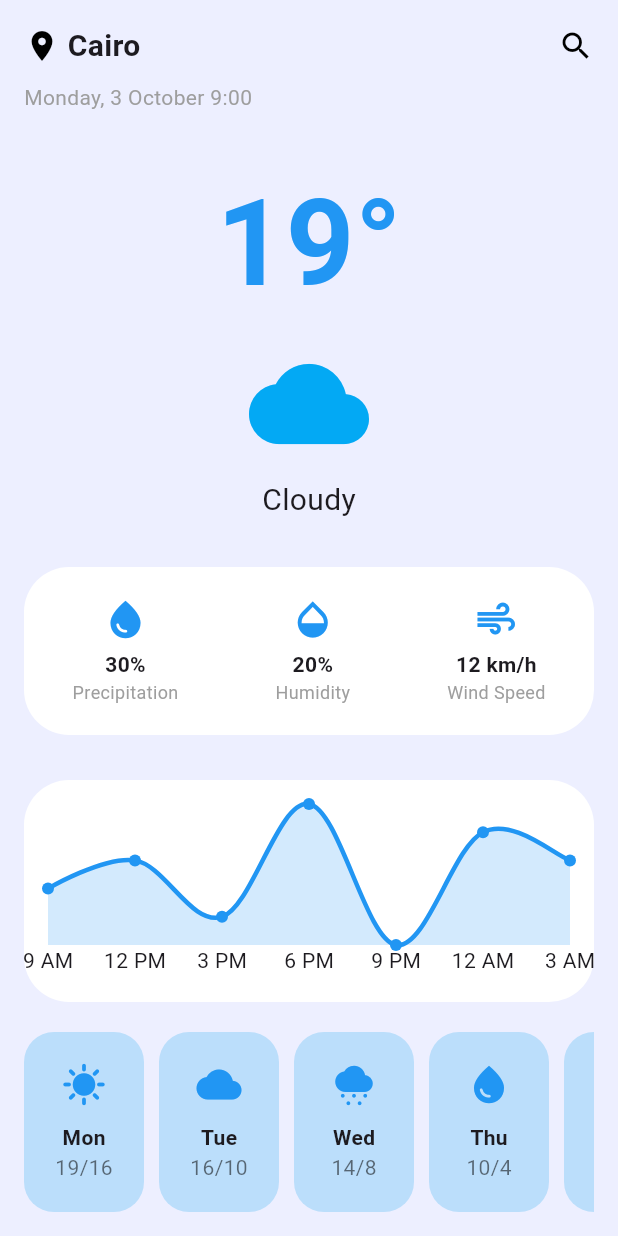
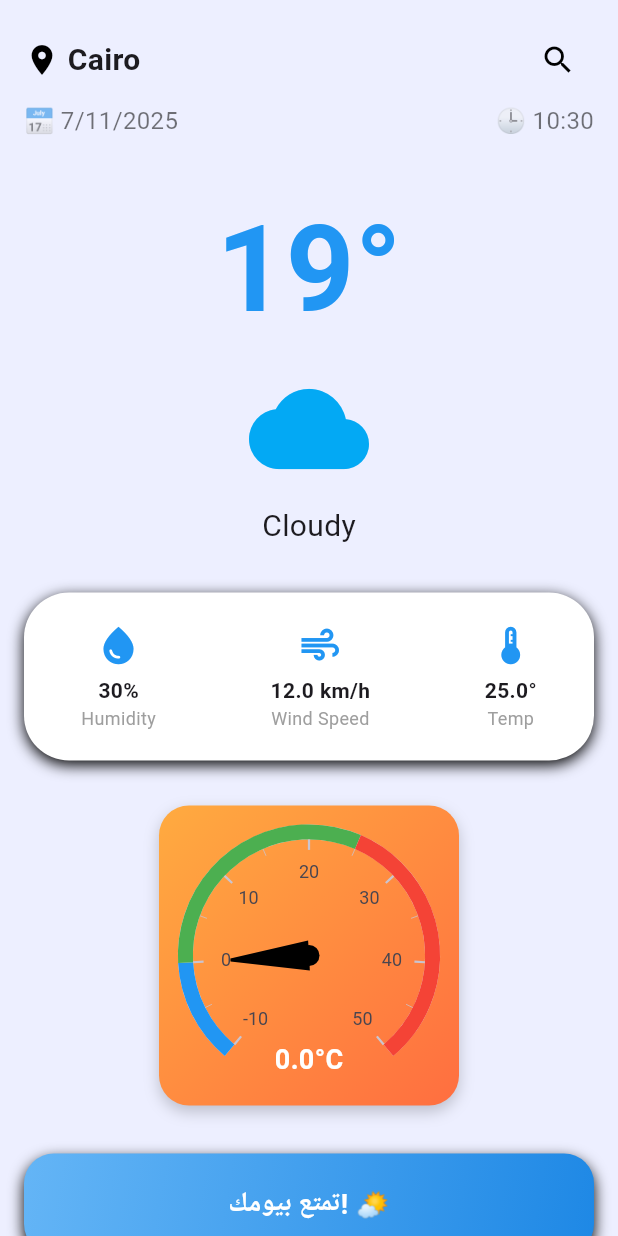
Before and after one commit to esmail1234/Weather_App, a Flutter app: the WeatherHomeScreen screen opened by its route, on a phone screen of 412 x 824 dp. Run offline on Flutter 3.47's test engine with Material 3 defaults, Android fonts, the phone set to English and light mode, and no system bars; drawn by our look-alikes of fl_chart, syncfusion_flutter_gauges; our stand-ins replace page_transition; network calls fail.

```diff
--- /dev/null
+++ b/lib/constants_example.dart
@@ -0,0 +1,2 @@
+const String apiKey = "your api key here";
+const String baseUrl = 'url here';
--- /dev/null
+++ b/lib/models/weather_model.dart
@@ -0,0 +1,28 @@
+class WeatherModel {
+  final String cityName;
+  final double temperature;
+  final String description;
+  final int humidity;
+  final double windSpeed;
+  final String iconCode;
+
+  WeatherModel({
+    required this.cityName,
+    required this.temperature,
+    required this.description,
+    required this.humidity,
+    required this.windSpeed,
+    required this.iconCode,
+  });
+
+  factory WeatherModel.fromJson(Map<String, dynamic> json) {
+    return WeatherModel(
+      cityName: json['name'],
+      temperature: json['main']['temp'].toDouble(), // ✅ بدون طرح 273.15
+      description: json['weather'][0]['description'],
+      humidity: json['main']['humidity'],
+      windSpeed: json['wind']['speed'].toDouble(),
+      iconCode: json['weather'][0]['icon'],
+    );
+  }
+}
--- a/lib/screens/weather-home.dart
+++ b/lib/screens/weather-home.dart
@@ -1,90 +1,133 @@
 // ignore_for_file: file_names
+
 import 'package:flutter/material.dart';
+import 'package:weather_app/models/weather_model.dart';
+import 'package:weather_app/services/weather_service.dart';
+import 'package:weather_app/widgets/custom_appbar.dart';
 import 'package:weather_app/widgets/custom_box_info.dart';
-import 'package:weather_app/widgets/custom_days.dart';
+import 'package:weather_app/widgets/custom_message.dart';
 import 'package:weather_app/widgets/custom_graph.dart';
 
-class WeatherHomeScreen extends StatelessWidget {
+class WeatherHomeScreen extends StatefulWidget {
   const WeatherHomeScreen({super.key});
 
   static const String routeName = "/home";
 
   @override
+  State<WeatherHomeScreen> createState() => _WeatherHomeScreenState();
+}
+
+class _WeatherHomeScreenState extends State<WeatherHomeScreen> {
+  WeatherModel? _currentWeather; // البيانات الحالية
+  final WeatherService _weatherService = WeatherService();
+
+  @override
+  void initState() {
+    super.initState();
+    _loadInitialWeather(); // جيب طقس القاهرة أول ما يفتح
+  }
+
+  Future<void> _loadInitialWeather() async {
+    final weather = await _weatherService.getWeather('Cairo');
+    if (weather != null) {
+      setState(() => _currentWeather = weather);
+    }
+  }
+
+  @override
   Widget build(BuildContext context) {
     return Scaffold(
       backgroundColor: const Color(0xFFEDEFFF),
-      body: SafeArea(
+      body: SingleChildScrollView(
+        child: SafeArea(
           child: Padding(
             padding: const EdgeInsets.all(16.0),
             child: Column(
               crossAxisAlignment: CrossAxisAlignment.start,
               children: [
-              // 🔹 Location + Date
-              Row(
-                mainAxisAlignment: MainAxisAlignment.spaceBetween,
-                children: [
-                  Row(
-                    children: const [
-                      Icon(Icons.location_on, color: Colors.black),
-                      SizedBox(width: 5),
-                      Text(
-                        "Cairo",
-                        style: TextStyle(
-                          fontSize: 20,
-                          fontWeight: FontWeight.bold,
-                        ),
-                      ),
-                    ],
-                  ),
-                  const Icon(Icons.search, color: Colors.black),
-                ],
-              ),
-              const SizedBox(height: 10),
-              const Text(
-                "Monday, 3 October 9:00",
-                style: TextStyle(color: Colors.grey),
+                // 🔹 Appbar مع خاصية البحث
+                CustomAppbar(
+                  onWeatherUpdated: (weather) {
+                    setState(() => _currentWeather = weather);
+                  },
                 ),
 
                 const SizedBox(height: 30),
 
-              // 🔹 Temperature + Icon
+                // 🔹 عرض الطقس الديناميكي
                 Center(
                   child: Column(
-                  children: const [
+                    children: [
                       Text(
-                      "19°",
-                      style: TextStyle(
+                        "${_currentWeather?.temperature.toInt() ?? 19}°",
+                        style: const TextStyle(
                           fontSize: 80,
                           fontWeight: FontWeight.bold,
                           color: Colors.blue,
                         ),
                       ),
-                    SizedBox(height: 10),
-                    Icon(Icons.cloud, size: 80, color: Colors.lightBlue),
-                    SizedBox(height: 10),
-                    Text("Cloudy", style: TextStyle(fontSize: 20)),
+                      const SizedBox(height: 10),
+                      Icon(
+                        _getWeatherIcon(_currentWeather?.iconCode ?? '01d'),
+                        size: 80,
+                        color: Colors.lightBlue,
+                      ),
+                      const SizedBox(height: 10),
+                      Text(
+                        _currentWeather?.description ?? "Cloudy",
+                        style: const TextStyle(fontSize: 20),
+                      ),
                     ],
                   ),
                 ),
 
                 const SizedBox(height: 30),
 
-              // 🔹 Info Box
-              const CustomBoxInfo(),
+                // 🔹 معلومات إضافية (ديناميكية)
+                _currentWeather != null
+                    ? CustomBoxInfo(weather: _currentWeather!)
+                    : const CustomBoxInfo(),
 
                 const SizedBox(height: 30),
 
-              // 🔹 Graph
-              CustomGraph(),
+                // 🔹 رسم بياني
+                TemperatureGaugeWrapper(
+  weather: _currentWeather,
+),
 
                 const SizedBox(height: 20),
 
-              // 🔹 7 Day Forecast
-              const CustomDays(),
+                // 🔹 الأيام القادمة
+                WeatherTips(weather: _currentWeather),
+
               ],
+            ),
           ),
         ),
       ),
     );
   }
+
+  // 🔹 دالة لتحديد الأيقونة المناسبة حسب حالة الطقس
+  IconData _getWeatherIcon(String iconCode) {
+    switch (iconCode[0]) {
+      case '01':
+        return Icons.wb_sunny;
+      case '02':
+      case '03':
+      case '04':
+        return Icons.cloud;
+      case '09':
+      case '10':
+        return Icons.water_drop;
+      case '11':
+        return Icons.flash_on;
+      case '13':
+        return Icons.cloudy_snowing;
+      case '50':
+        return Icons.foggy;
+      default:
+        return Icons.cloud;
     }
+  }
+}
--- /dev/null
+++ b/lib/services/weather_service.dart
@@ -0,0 +1,27 @@
+// ignore_for_file: avoid_print
+
+import 'dart:convert';
+import 'package:http/http.dart' as http;
+import 'package:weather_app/constants.dart';
+import '../models/weather_model.dart';
+
+class WeatherService {
+  Future<WeatherModel?> getWeather(String cityName) async {
+    final url = Uri.parse(
+      'https://api.openweathermap.org/data/2.5/weather?q=$cityName&appid=$apiKey&units=metric',
+    );
+
+    try {
+      final response = await http.get(url);
+      if (response.statusCode == 200) {
+        final jsonData = json.decode(response.body);
+        return WeatherModel.fromJson(jsonData);
+      } else {
+        throw Exception('Failed to load weather: ${response.statusCode}');
+      }
+    } catch (e) {
+      print('Error: $e');
+      return null;
+    }
+  }
+}
--- /dev/null
+++ b/lib/widgets/custom_appbar.dart
@@ -0,0 +1,138 @@
+import 'package:flutter/material.dart';
+import 'package:weather_app/services/weather_service.dart';
+import 'package:weather_app/models/weather_model.dart';
+import 'dart:async';
+
+class CustomAppbar extends StatefulWidget {
+  final Function(WeatherModel)? onWeatherUpdated; // أضف ده
+  const CustomAppbar({super.key, this.onWeatherUpdated});
+
+  @override
+  State<CustomAppbar> createState() => _CustomAppbarState();
+}
+
+class _CustomAppbarState extends State<CustomAppbar> {
+  bool isSearchMode = false;
+  final TextEditingController _searchController = TextEditingController();
+  final WeatherService _weatherService = WeatherService();
+
+  String cityName = "Cairo";
+  String currentTime = "";
+  String currentDate = "";
+
+  @override
+  void initState() {
+    super.initState();
+    _updateDateTime(); // أول تحديث
+    Timer.periodic(const Duration(seconds: 1), (timer) {
+      _updateDateTime(); // تحديث كل ثانية
+    });
+  }
+
+  void _updateDateTime() {
+    final now = DateTime.now();
+    setState(() {
+      // تنسيق الوقت والتاريخ
+      currentTime =
+          "${now.hour.toString().padLeft(2, '0')}:${now.minute.toString().padLeft(2, '0')}";
+      currentDate = "${now.day}/${now.month}/${now.year}";
+    });
+  }
+
+  @override
+  Widget build(BuildContext context) {
+    return Column(
+      crossAxisAlignment: CrossAxisAlignment.start,
+      children: [
+        // الصف الأول: المدينة أو مربع البحث + زر البحث
+        Row(
+          mainAxisAlignment: MainAxisAlignment.spaceBetween,
+          children: [
+            isSearchMode
+                ? Expanded(
+                  child: TextField(
+                    controller: _searchController,
+                    decoration: InputDecoration(
+                      hintText: "search about city...",
+                      prefixIcon: const Icon(Icons.search),
+                      filled: true,
+                      fillColor: Colors.white,
+                      border: OutlineInputBorder(
+                        borderRadius: BorderRadius.circular(20),
+                        borderSide: BorderSide.none,
+                      ),
+                      contentPadding: const EdgeInsets.symmetric(vertical: 0),
+                    ),
+
+                    onSubmitted: (value) async {
+                      if (value.isNotEmpty) {
+                        setState(() {
+                          cityName = value;
+                          isSearchMode = false;
+                        });
+                        _searchController.clear();
+
+                        // جيب الطقس الجديد
+                        final weather = await _weatherService.getWeather(value);
+                        if (weather != null) {
+                          // أرسل البيانات للشاشة الرئيسية (هنستخدم callback أو notifier)
+                          widget.onWeatherUpdated?.call(
+                            weather,
+                          ); // هنضيف الـ callback ده
+                        }
+                        debugPrint("تم البحث عن: $cityName");
+                      } else {
+                        setState(() => isSearchMode = false);
+                      }
+                      _searchController.clear();
+                    },
+                  ),
+                )
+                : Row(
+                  children: [
+                    const Icon(Icons.location_on, color: Colors.black),
+                    const SizedBox(width: 5),
+                    Text(
+                      cityName,
+                      style: const TextStyle(
+                        fontSize: 20,
+                        fontWeight: FontWeight.bold,
+                      ),
+                    ),
+                  ],
+                ),
+            IconButton(
+              icon: Icon(
+                isSearchMode ? Icons.close : Icons.search,
+                color: Colors.black,
+              ),
+              onPressed: () {
+                setState(() {
+                  isSearchMode = !isSearchMode;
+                  if (!isSearchMode) _searchController.clear();
+                });
+              },
+            ),
+          ],
+        ),
+
+        const SizedBox(height: 5),
+
+        // الصف الثاني: التاريخ والوقت
+        Row(
+          mainAxisAlignment: MainAxisAlignment.spaceBetween,
+          children: [
+            Text(
+              "📅 $currentDate",
+              style: const TextStyle(fontSize: 16, color: Colors.black54),
+            ),
+            Text(
+              "🕒 $currentTime",
+              style: const TextStyle(fontSize: 16, color: Colors.black54),
+            ),
+          ],
+        ),
+      ],
+    );
+  }
+}
--- a/lib/widgets/custom_box_info.dart
+++ b/lib/widgets/custom_box_info.dart
@@ -1,7 +1,9 @@
 import 'package:flutter/material.dart';
+import 'package:weather_app/models/weather_model.dart';
 
 class CustomBoxInfo extends StatefulWidget {
-  const CustomBoxInfo({super.key});
+  final WeatherModel? weather;
+  const CustomBoxInfo({super.key, this.weather});
 
   @override
   State<CustomBoxInfo> createState() => _CustomBoxInfoState();
@@ -10,29 +12,38 @@ class CustomBoxInfo extends StatefulWidget {
 class _CustomBoxInfoState extends State<CustomBoxInfo> {
   @override
   Widget build(BuildContext context) {
-    return               Container(
+    final weather = widget.weather;
+
+    return Container(
       padding: const EdgeInsets.symmetric(vertical: 20),
       decoration: BoxDecoration(
         color: Colors.white,
         borderRadius: BorderRadius.circular(30),
+        boxShadow: [
+          BoxShadow(
+            color: Colors.black,
+            blurRadius: 8,
+            offset: const Offset(0, 3),
+          )
+        ],
       ),
       child: Row(
         mainAxisAlignment: MainAxisAlignment.spaceAround,
-                  children: const [
+        children: [
           _InfoItem(
             icon: Icons.water_drop,
-                      label: "30%",
-                      sub: "Precipitation",
-                    ),
-                    _InfoItem(
-                      icon: Icons.opacity,
-                      label: "20%",
+            label: "${(weather?.humidity ?? 30).toStringAsFixed(0)}%",
             sub: "Humidity",
           ),
           _InfoItem(
             icon: Icons.air,
-                      label: "12 km/h",
+            label: "${(weather?.windSpeed ?? 12).toStringAsFixed(1)} km/h",
             sub: "Wind Speed",
+          ),
+          _InfoItem(
+            icon: Icons.thermostat,
+            label: "${(weather?.temperature ?? 25).toStringAsFixed(1)}°",
+            sub: "Temp",
           ),
         ],
       ),
--- a/lib/widgets/custom_days.dart
+++ /dev/null
@@ -1,63 +0,0 @@
-import 'package:flutter/material.dart';
-
-class CustomDays extends StatefulWidget {
-  const CustomDays({super.key});
-
-  @override
-  State<CustomDays> createState() => _CustomDaysState();
-}
-
-class _CustomDaysState extends State<CustomDays> {
-  @override
-  Widget build(BuildContext context) {
-    return SizedBox(
-      height: 120,
-      child: ListView(
-        scrollDirection: Axis.horizontal,
-        children: const [
-          _DayForecast(day: "Mon", temp: "19/16", icon: Icons.sunny),
-          _DayForecast(day: "Tue", temp: "16/10", icon: Icons.cloud),
-          _DayForecast(day: "Wed", temp: "14/8", icon: Icons.cloudy_snowing),
-          _DayForecast(day: "Thu", temp: "10/4", icon: Icons.water_drop),
-          _DayForecast(day: "Fri", temp: "12/6", icon: Icons.cloud),
-          _DayForecast(day: "Sat", temp: "18/12", icon: Icons.sunny),
-          _DayForecast(day: "Sun", temp: "20/14", icon: Icons.cloud),
-        ],
-      ),
-    );
-  }
-}
-
-class _DayForecast extends StatelessWidget {
-  final String day;
-  final String temp;
-  final IconData icon;
-
-  const _DayForecast({
-    required this.day,
-    required this.temp,
-    required this.icon,
-  });
-
-  @override
-  Widget build(BuildContext context) {
-    return Container(
-      width: 80,
-      margin: const EdgeInsets.only(right: 10),
-      padding: const EdgeInsets.all(12),
-      decoration: BoxDecoration(
-        color: Colors.blue[100],
-        borderRadius: BorderRadius.circular(20),
-      ),
-      child: Column(
-        mainAxisAlignment: MainAxisAlignment.center,
-        children: [
-          Icon(icon, size: 30, color: Colors.blue),
-          const SizedBox(height: 10),
-          Text(day, style: const TextStyle(fontWeight: FontWeight.bold)),
-          Text(temp, style: const TextStyle(color: Colors.black54)),
-        ],
-      ),
-    );
-  }
-}
--- a/lib/widgets/custom_graph.dart
+++ b/lib/widgets/custom_graph.dart
@@ -1,83 +1,70 @@
-import 'package:fl_chart/fl_chart.dart';
 import 'package:flutter/material.dart';
+import 'package:syncfusion_flutter_gauges/gauges.dart';
+import 'package:weather_app/models/weather_model.dart';
 
-class CustomGraph extends StatefulWidget {
-  const CustomGraph({super.key});
+class TemperatureGaugeWrapper extends StatelessWidget {
+  final WeatherModel? weather;
+  const TemperatureGaugeWrapper({super.key, this.weather});
 
   @override
-  State<CustomGraph> createState() => _CustomGraphState();
-}
+  Widget build(BuildContext context) {
+    double temperature = weather?.temperature ?? 0;
 
-class _CustomGraphState extends State<CustomGraph> {
-  @override
-  Widget build(BuildContext context) {
-    return Expanded(
+    return Center(
       child: Container(
-        width: double.infinity,
+        width: 200,
         height: 200,
+        padding: const EdgeInsets.all(8),
         decoration: BoxDecoration(
-          color: Colors.white,
-          borderRadius: BorderRadius.circular(30),
+          borderRadius: BorderRadius.circular(20),
+          gradient: const LinearGradient(
+            colors: [Colors.orangeAccent, Colors.deepOrangeAccent],
+            begin: Alignment.topLeft,
+            end: Alignment.bottomRight,
+          ),
+          boxShadow: [
+            BoxShadow(
+              // ignore: deprecated_member_use
+              color: Colors.black.withOpacity(0.2),
+              blurRadius: 8,
+              offset: const Offset(0, 4),
+            )
+          ],
         ),
-        padding: const EdgeInsets.all(16),
-        child: LineChart(
-          LineChartData(
-            gridData: FlGridData(show: false),
-            titlesData: FlTitlesData(
-              leftTitles: AxisTitles(sideTitles: SideTitles(showTitles: false)),
-              rightTitles: AxisTitles(
-                sideTitles: SideTitles(showTitles: false),
-              ),
-              topTitles: AxisTitles(sideTitles: SideTitles(showTitles: false)),
-              bottomTitles: AxisTitles(
-                sideTitles: SideTitles(
-                  showTitles: true,
-                  getTitlesWidget: (value, meta) {
-                    switch (value.toInt()) {
-                      case 0:
-                        return const Text("9 AM");
-                      case 2:
-                        return const Text("12 PM");
-                      case 4:
-                        return const Text("3 PM");
-                      case 6:
-                        return const Text("6 PM");
-                      case 8:
-                        return const Text("9 PM");
-                      case 10:
-                        return const Text("12 AM");
-                      case 12:
-                        return const Text("3 AM");
-                      default:
-                        return const Text("");
-                    }
-                  },
+        child: SfRadialGauge(
+          axes: <RadialAxis>[
+            RadialAxis(
+              minimum: -10,
+              maximum: 50,
+              ranges: <GaugeRange>[
+                GaugeRange(startValue: -10, endValue: 0, color: Colors.blue),
+                GaugeRange(startValue: 0, endValue: 25, color: Colors.green),
+                GaugeRange(startValue: 25, endValue: 50, color: Colors.red),
+              ],
+              pointers: <GaugePointer>[
+                NeedlePointer(
+                  value: temperature,
+                  enableAnimation: true,
+                  animationDuration: 1000,
+                  needleColor: Colors.black,
+                  knobStyle: const KnobStyle(color: Colors.black),
                 ),
-              ),
+              ],
+              annotations: <GaugeAnnotation>[
+                GaugeAnnotation(
+                  widget: Text(
+                    '${temperature.toStringAsFixed(1)}°C',
+                    style: const TextStyle(
+                        fontSize: 18,
+                        fontWeight: FontWeight.bold,
+                        color: Colors.white),
+                  ),
+                  positionFactor: 0.8,
+                  angle: 90,
+                ),
+              ],
             ),
-            borderData: FlBorderData(show: false),
-            lineBarsData: [
-              LineChartBarData(
-                isCurved: true,
-                color: Colors.blue,
-                barWidth: 3,
-                belowBarData: BarAreaData(
-                  show: true,
-                  // ignore: deprecated_member_use
-                  color: Colors.blue.withOpacity(0.2),
-                ),
-                spots: const [
-                  FlSpot(0, 19), // 9 AM
-                  FlSpot(2, 20), // 12 PM
-                  FlSpot(4, 18), // 3 PM
-                  FlSpot(6, 22), // 6 PM
-                  FlSpot(8, 17), // 9 PM
-                  FlSpot(10, 21), // 12 AM
-                  FlSpot(12, 20), // 3 AM
-                ],
-              ),
-            ],
-          ),
+          ],
         ),
       ),
     );
--- /dev/null
+++ b/lib/widgets/custom_message.dart
@@ -0,0 +1,76 @@
+import 'package:flutter/material.dart';
+import 'package:weather_app/models/weather_model.dart';
+
+class WeatherTips extends StatelessWidget {
+  final WeatherModel? weather;
+  const WeatherTips({super.key, this.weather});
+
+  // دالة لتحديد نصيحة واحدة منطقية حسب الوصف ودرجة الحرارة
+  String _getTip(String? description, double? temperature) {
+    if (description == null || temperature == null) {
+      return "تمتع بيومك! 🌤️";
+    }
+
+    final desc = description.toLowerCase();
+
+    // أولًا نصائح حسب الحرارة
+    if (temperature >= 35) {
+      return "حرارة مرتفعة 🔥، اشرب ماء بكثرة وتجنب أشعة الشمس";
+    } else if (temperature <= 10) {
+      return "برد قارس 🥶، ارتد ملابس دافئة";
+    }
+
+    // بعد كده نراجع وصف الطقس للأمطار والعواصف والغيوم
+    if (desc.contains('rain') || desc.contains('drizzle')) {
+      if (temperature >= 25) {
+        return "ممطر 🌧️ مع جو دافئ ☀️، ضع مظلة وخفف النشاط في الخارج";
+      }
+      return "ممطر 🌧️، ارتد معطف وخليك دافئ";
+    } else if (desc.contains('snow')) {
+      return "ثلوج ❄️، ارتد ملابس دافئة واحذر الانزلاق";
+    } else if (desc.contains('thunder')) {
+      return "عواصف ⚡، ابقَ في المنزل إذا أمكن";
+    } else if (desc.contains('clear') || desc.contains('sun')) {
+      return "الجو مشمس 🌞، ضع واقي الشمس واشرب ماء";
+    } else if (desc.contains('cloud')) {
+      return "الجو غائم ☁️، قد تحتاج طبقات خفيفة";
+    }
+
+    return "تمتع بيومك! 🌤️";
+  }
+
+  @override
+  Widget build(BuildContext context) {
+    final tip = _getTip(weather?.description, weather?.temperature);
+
+    return Container(
+      width: double.infinity,
+      margin: const EdgeInsets.symmetric(vertical: 12),
+      padding: const EdgeInsets.all(20),
+      decoration: BoxDecoration(
+        gradient: LinearGradient(
+          colors: [Colors.blue.shade300, Colors.blue.shade600],
+          begin: Alignment.topLeft,
+          end: Alignment.bottomRight,
+        ),
+        borderRadius: BorderRadius.circular(20),
+        boxShadow: [
+          BoxShadow(
+            color: Colors.black,
+            blurRadius: 8,
+            offset: const Offset(0, 4),
+          ),
+        ],
+      ),
+      child: Text(
+        tip,
+        style: const TextStyle(
+          fontSize: 18,
+          fontWeight: FontWeight.bold,
+          color: Colors.white,
+        ),
+        textAlign: TextAlign.center,
+      ),
+    );
+  }
+}
--- a/pubspec.yaml
+++ b/pubspec.yaml
@@ -36,6 +36,9 @@ dependencies:
   cupertino_icons: ^1.0.8
   fl_chart: ^0.69.0
   page_transition: ^2.2.1
+  http: ^1.5.0
+  lottie: ^3.3.1
+  syncfusion_flutter_gauges: ^31.1.19
 
 dev_dependencies:
   flutter_test:
```
Also changed, not shown: pubspec.lock, 2 other files. Lines whose indentation alone changed are shown as unchanged.
